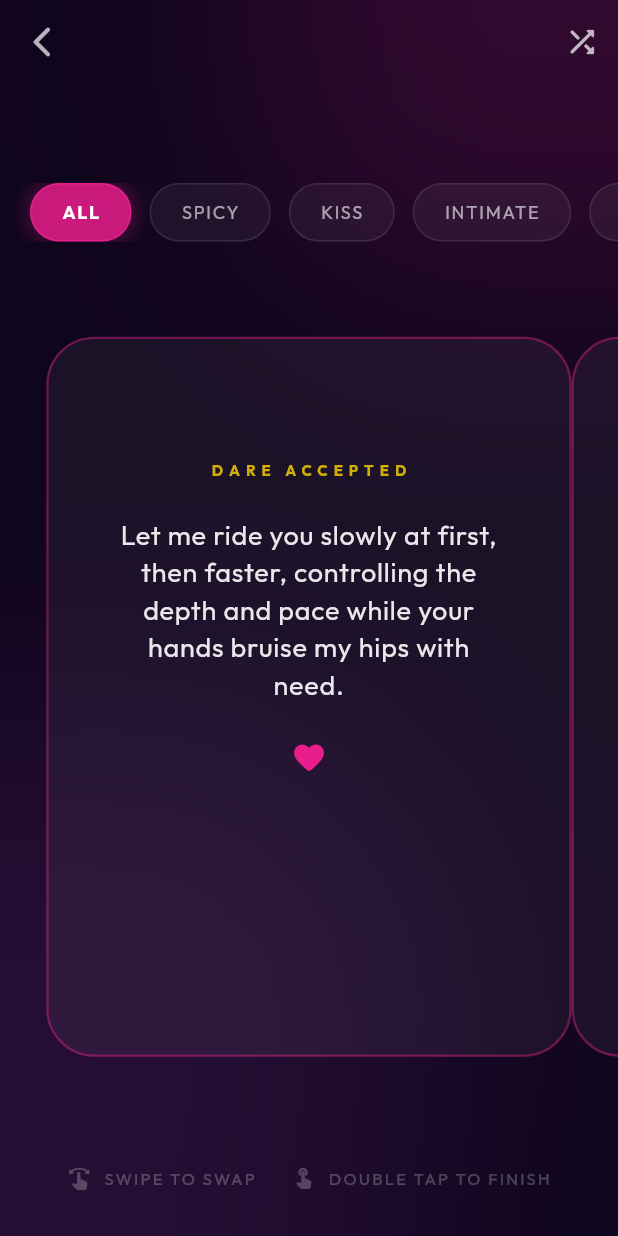
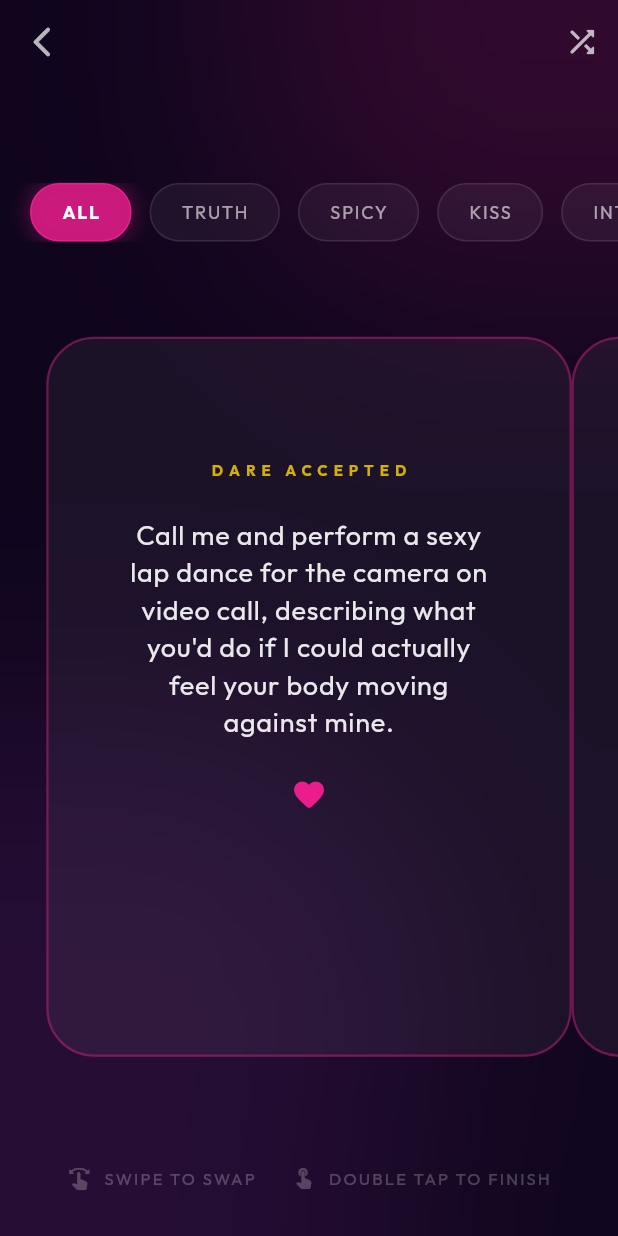
Before and after one commit to kalilinux78610-maker/just_us, a Flutter app: the TruthOrDareScreen screen opened by its route, on a phone screen of 412 x 824 dp. Run offline on Flutter 3.47's test engine with Material 3 defaults, Android fonts, the phone set to English and light mode, and no system bars; our stand-ins replace flutter_fortune_wheel, flutter_riverpod, go_router, google_fonts, hive_flutter, lottie; accounts and stored records are empty.

Commit message:
feat: Add Grok-generated Truth/Dare items and UI categories

```diff
--- a/lib/data/models/truth_or_dare_item.dart
+++ b/lib/data/models/truth_or_dare_item.dart
@@ -8,6 +8,8 @@ enum TodCategory {
   immersive,
   stickerDare,
   longDistance,
+  inPerson,
+  truth,
 }
 
 class TruthOrDareItem {
--- a/lib/data/repositories/translation_data.dart
+++ b/lib/data/repositories/translation_data.dart
@@ -10,9 +10,11 @@ class TranslationData {
       'double_tap_to_finish': 'DOUBLE TAP TO FINISH',
       'challenge_completed': 'Challenge completed! +10 Hearts 💕',
       'all': 'ALL',
+      'truth_category': 'TRUTH',
       'spicy': 'SPICY',
       'kiss': 'KISS',
       'intimate': 'INTIMATE',
+      'in_person': 'IN PERSON',
       'long_distance': 'ONLINE / LDR',
       'settings': 'Settings',
       'language': 'Language',
@@ -35,9 +37,11 @@ class TranslationData {
       'double_tap_to_finish': 'Khatam karne ke liye double tap',
       'challenge_completed': 'Challenge poora hua! +10 Hearts 💕',
       'all': 'SABHI',
+      'truth_category': 'TRUTH',
       'spicy': 'SPICY',
       'kiss': 'KISS',
       'intimate': 'INTIMATE',
+      'in_person': 'IN PERSON',
       'long_distance': 'ONLINE DARES',
       'settings': 'Settings',
       'language': 'Language',
--- a/lib/data/repositories/truth_or_dare_data.dart
+++ b/lib/data/repositories/truth_or_dare_data.dart
@@ -3710,5 +3710,247 @@ class TruthOrDareData {
       content: "Type out the exact sound you’d make if I started kissing my way down your stomach.",
       hindiContent: "Type karke batana ki agar main tumhare stomach ko kiss karna start karun, toh tum aawaz kaise nikaloge.",
     ),
+    TruthOrDareItem(
+      id: 'ldr_16',
+      category: TodCategory.longDistance,
+      content: "On our next video call, give me a slow, seductive striptease while maintaining eye contact and whispering what you'd do if I were there with you right now.",
+      hindiContent: "Agli video call pe mujhe slow aur seductive striptease dikhao, aankhon mein dekhte hue aur whisper karke batao ki agar main yahan hoti to kya karte...",
+    ),
+    TruthOrDareItem(
+      id: 'ldr_17',
+      category: TodCategory.longDistance,
+      content: "Send me a voice note describing in vivid detail exactly how you would kiss, touch, and tease every inch of my body if we were together tonight.",
+      hindiContent: "Mujhe voice note bhejo jisme vividly describe karo ki agar hum saath hote to mere body ke har inch ko kaise kiss, touch aur tease karte...",
+    ),
+    TruthOrDareItem(
+      id: 'ldr_18',
+      category: TodCategory.longDistance,
+      content: "During our phone call, touch yourself slowly while telling me your hottest fantasy involving me—don't stop until I say so.",
+      hindiContent: "Phone call pe dheere dheere khud ko touch karte hue mujhe apni sabse hot fantasy batao jo mere saath ho—jab tak main na kahu rukna mat...",
+    ),
+    TruthOrDareItem(
+      id: 'ldr_19',
+      category: TodCategory.longDistance,
+      content: "On video call, wear my favorite color lingerie (or closest thing) and give me a private fashion show, posing teasingly while describing how it feels against your skin.",
+      hindiContent: "Video call pe meri favorite color ki lingerie (ya closest) pehen ke private fashion show dikhao, teasing poses ke saath aur batao ki skin pe kaisa feel ho raha hai...",
+    ),
+    TruthOrDareItem(
+      id: 'ldr_20',
+      category: TodCategory.longDistance,
+      content: "Text me a steamy message as if you're drunk and confessing all the naughty things you've been wanting to do to me lately.",
+      hindiContent: "Mujhe ek steamy text bhejo jaise tu nashe mein ho aur confess kar raha ho ki lately mere saath kya kya naughty cheezein karna chahta hai...",
+    ),
+    TruthOrDareItem(
+      id: 'ldr_21',
+      category: TodCategory.longDistance,
+      content: "On our video call, make your best 'O' face and moan my name softly while imagining I'm the one causing it—hold it for at least 15 seconds.",
+      hindiContent: "Video call pe apna best 'O' face banao aur dheere se mera naam moan karo, imagine karte hue ki main hi wajah hoon—kam se kam 15 seconds tak hold karo...",
+    ),
+    TruthOrDareItem(
+      id: 'ldr_22',
+      category: TodCategory.longDistance,
+      content: "Send me a photo of you in your sexiest outfit (or nothing at all) with a caption describing one thing you'd let me do to you right now.",
+      hindiContent: "Apne sexiest outfit (ya kuch na pehen ke) ki photo bhejo with caption mein batao ki abhi main ek cheez tere saath kya karun jo tu allow karega...",
+    ),
+    TruthOrDareItem(
+      id: 'ldr_23',
+      category: TodCategory.longDistance,
+      content: "Call me and read aloud a short erotic story you write in 5 minutes about our next reunion, making it as detailed and spicy as possible.",
+      hindiContent: "Mujhe call karo aur 5 minute mein likhi hui short erotic story padh ke sunao hamare next reunion ki, jitni detailed aur spicy bana sako...",
+    ),
+    TruthOrDareItem(
+      id: 'ldr_24',
+      category: TodCategory.longDistance,
+      content: "On video call, slowly lick and suck your finger (or an ice cube) while looking straight at the camera and telling me where else you'd use your mouth on me.",
+      hindiContent: "Video call pe dheere se apni ungli (ya ice cube) ko lick aur suck karo camera mein dekhte hue aur batao ki mere body pe aur kahan mouth use karoge...",
+    ),
+    TruthOrDareItem(
+      id: 'ldr_25',
+      category: TodCategory.longDistance,
+      content: "Text me step-by-step instructions on how you'd give me a full-body massage that turns into something much hotter—include every teasing detail.",
+      hindiContent: "Mujhe text mein step-by-step batao ki mujhe full-body massage kaise doge jo dheere dheere bahut hotter ban jaye—har teasing detail include karo...",
+    ),
+    TruthOrDareItem(
+      id: 'ldr_26',
+      category: TodCategory.longDistance,
+      content: "On our next video call, slowly remove one piece of clothing at a time while describing in detail what you want me to do to that newly exposed part of your body.",
+      hindiContent: "Agli video call pe ek ek piece of clothing dheere se utaro aur har nayi exposed body part ke liye detail mein batao ki main uspe kya karun...",
+    ),
+    TruthOrDareItem(
+      id: 'ldr_27',
+      category: TodCategory.longDistance,
+      content: "Send me a 30-second voice note moaning my name mixed with dirty talk about the last time we were intimate, making it as realistic as possible.",
+      hindiContent: "Mujhe 30-second voice note bhejo jisme mera naam moan karte hue dirty talk karo hamari last intimacy ke baare mein, jitna realistic bana sako...",
+    ),
+    TruthOrDareItem(
+      id: 'ldr_28',
+      category: TodCategory.longDistance,
+      content: "During a phone call, guide me through touching myself exactly how you would if you were here—describe every stroke, pressure, and pace in detail.",
+      hindiContent: "Phone call pe mujhe guide karo ki khud ko exactly waise touch karun jaise tu yahan hota—har stroke, pressure aur pace ko detail mein describe kar...",
+    ),
+    TruthOrDareItem(
+      id: 'ldr_29',
+      category: TodCategory.longDistance,
+      content: "On video call, get on your knees, look up at the camera seductively and tell me exactly how you'd worship me if I was standing in front of you.",
+      hindiContent: "Video call pe ghutno pe baitho, camera mein upar seductive nazar se dekho aur batao ki agar main samne khadi hoti to mujhe kaise worship karte...",
+    ),
+    TruthOrDareItem(
+      id: 'ldr_30',
+      category: TodCategory.longDistance,
+      content: "Text me a fantasy scenario of us meeting after months apart—make it extremely detailed, starting from the airport hug turning into something wildly passionate.",
+      hindiContent: "Mujhe text mein fantasy scenario bhejo jisme months baad milte hain—bahut detailed banao, airport hug se shuru hokar wildly passionate tak jaaye...",
+    ),
+    TruthOrDareItem(
+      id: 'ldr_31',
+      category: TodCategory.longDistance,
+      content: "Call me and perform a sexy lap dance for the camera on video call, describing what you'd do if I could actually feel your body moving against mine.",
+      hindiContent: "Mujhe call karo aur video call pe camera ke liye sexy lap dance perform karo, batao ki agar main sach mein feel kar sakti to tumhara body mere against kya karta...",
+    ),
+    TruthOrDareItem(
+      id: 'ldr_32',
+      category: TodCategory.longDistance,
+      content: "Send me three progressively spicier photos of yourself, each with a teasing caption about what reward I'd get if I were there right now.",
+      hindiContent: "Mujhe teen progressively spicier photos bhejo, har ek ke saath teasing caption ki agar main abhi yahan hoti to kya reward milta...",
+    ),
+    TruthOrDareItem(
+      id: 'ldr_33',
+      category: TodCategory.longDistance,
+      content: "On our video call, use your hands to trace invisible patterns on your body while telling me where you'd want my lips and tongue instead.",
+      hindiContent: "Video call pe apne body pe haathon se invisible patterns trace karo aur batao ki wahan mere lips aur tongue ko kahan feel karna chahte ho...",
+    ),
+    TruthOrDareItem(
+      id: 'ldr_34',
+      category: TodCategory.longDistance,
+      content: "Write and send me a short, extremely filthy love letter as if you're desperate for me after weeks apart—read it aloud on our next call.",
+      hindiContent: "Weeks apart hone ke baad desperate hokar ek short aur extremely filthy love letter likh ke bhejo—agli call pe ise aloud padh ke sunao...",
+    ),
+    TruthOrDareItem(
+      id: 'ldr_35',
+      category: TodCategory.longDistance,
+      content: "During a late-night call, edge yourself while describing every sensation and how much better it would feel if it was my hand or mouth instead of yours.",
+      hindiContent: "Late-night call pe khud ko edge karte hue har sensation describe karo aur batao ki yeh kitna better feel hota agar meri hand ya mouth hoti teri jagah...",
+    ),
+    // --- IN PERSON DARES ---
+    TruthOrDareItem(
+      id: 'ip_01',
+      category: TodCategory.inPerson,
+      content: "Give your partner a slow, sensual massage starting from their neck down to their lower back, using only your hands and lips—no clothes allowed on the areas you're touching.",
+      hindiContent: "Apne partner ko neck se lower back tak slow aur sensual massage do, sirf haathon aur lips se—jahan touch kar rahe ho wahan clothes allowed nahi...",
+    ),
+    TruthOrDareItem(
+      id: 'ip_02',
+      category: TodCategory.inPerson,
+      content: "Perform a seductive striptease for your partner, removing one piece of clothing at a time while maintaining eye contact and whispering what you'll do next.",
+      hindiContent: "Apne partner ke liye seductive striptease perform karo, ek ek piece clothing utarte hue aankhon mein dekhte hue aur whisper karke batao agla kya karoge...",
+    ),
+    TruthOrDareItem(
+      id: 'ip_03',
+      category: TodCategory.inPerson,
+      content: "Kiss your partner from their lips, slowly moving down their neck, chest, stomach, and stop just above the waistband—tease them for at least 2 minutes.",
+      hindiContent: "Apne partner ke lips se shuru karke neck, chest, stomach tak dheere se kiss karo aur waistband ke just upar ruk jao—kam se kam 2 minutes tak tease karo...",
+    ),
+    TruthOrDareItem(
+      id: 'ip_04',
+      category: TodCategory.inPerson,
+      content: "Let your partner blindfold you and then use their mouth and hands to explore any part of your body they want for 5 full minutes.",
+      hindiContent: "Apne partner ko blindfold karne do aur phir unke muh aur haathon se apne body ke kisi bhi hisse ko 5 full minutes tak explore karne do...",
+    ),
+    TruthOrDareItem(
+      id: 'ip_05',
+      category: TodCategory.inPerson,
+      content: "Give your partner a lap dance for 3 minutes, sitting them on a chair and making sure every movement is slow, grinding, and teasing.",
+      hindiContent: "Apne partner ko 3 minutes ka lap dance do, unhe chair pe baithao aur har movement slow, grinding aur teasing ho...",
+    ),
+    TruthOrDareItem(
+      id: 'ip_06',
+      category: TodCategory.inPerson,
+      content: "Take off your partner's shirt using only your teeth—no hands allowed. Then kiss every inch of their exposed chest and shoulders.",
+      hindiContent: "Apne partner ki shirt sirf daanton se utaro—haath allowed nahi. Phir unke exposed chest aur shoulders ke har inch ko kiss karo...",
+    ),
+    TruthOrDareItem(
+      id: 'ip_07',
+      category: TodCategory.inPerson,
+      content: "Lie down and let your partner straddle you while they trace their fingers and lips all over your body, but you are not allowed to touch them back.",
+      hindiContent: "Let down let jao aur partner ko straddle karne do jab woh apne fingers aur lips se tumhare body pe trace karein, lekin tum unhe touch nahi kar sakte...",
+    ),
+    TruthOrDareItem(
+      id: 'ip_08',
+      category: TodCategory.inPerson,
+      content: "Whisper the dirtiest thing you want to do to your partner right now in their ear, then immediately do a small preview of it.",
+      hindiContent: "Apne partner ke kaan mein whisper karo ki abhi unke saath sabse dirty cheez kya karna chahte ho, phir turant uska chhota preview do...",
+    ),
+    TruthOrDareItem(
+      id: 'ip_09',
+      category: TodCategory.inPerson,
+      content: "Feed your partner chocolate, strawberries, or ice cream using only your mouth—make it as sensual and messy as possible for 2 minutes.",
+      hindiContent: "Apne partner ko chocolate, strawberries ya ice cream sirf apne muh se feed karo—jitna sensual aur messy bana sako 2 minutes tak...",
+    ),
+    TruthOrDareItem(
+      id: 'ip_10',
+      category: TodCategory.inPerson,
+      content: "Give your partner 10 slow, passionate kisses on different parts of their body, describing exactly why you love that spot each time.",
+      hindiContent: "Apne partner ke body ke alag alag hisson pe 10 slow aur passionate kisses do, har baar detail mein batao ki us spot ko kyun love karte ho...",
+    ),
+    // --- TRUTH QUESTIONS ---
+    TruthOrDareItem(
+      id: 'truth_01',
+      category: TodCategory.truth,
+      content: "What's the hottest dream or fantasy you've ever had about me or us as a couple?",
+      hindiContent: "Mere baare mein ya hum couple ke baare mein sabse hot dream ya fantasy kya thi jo tune kabhi dekhi?",
+    ),
+    TruthOrDareItem(
+      id: 'truth_02',
+      category: TodCategory.truth,
+      content: "Describe in detail the first time you felt really turned on by me—what exactly was happening and what made you feel that way?",
+      hindiContent: "Detail mein batao pehli baar jab mujhse sach mein turned on feel kiya—exactly kya ho raha tha aur kya wajah thi?",
+    ),
+    TruthOrDareItem(
+      id: 'truth_03',
+      category: TodCategory.truth,
+      content: "What's one thing I've done in bed (or during intimacy) that you absolutely loved and want me to do more often?",
+      hindiContent: "Bed mein ya intimacy ke dauran maine ek cheez kya ki jo tumhe bahut pasand aayi aur tum chahte ho main ise aur zyada karun?",
+    ),
+    TruthOrDareItem(
+      id: 'truth_04',
+      category: TodCategory.truth,
+      content: "If we could try any new spicy thing together right now with no judgment, what would you want us to do?",
+      hindiContent: "Agar hum abhi koi naya spicy cheez bina kisi judgment ke try kar sakein to tum kya karna chahte ho?",
+    ),
+    TruthOrDareItem(
+      id: 'truth_05',
+      category: TodCategory.truth,
+      content: "What's your favorite part of my body and why? Be as detailed and honest as possible.",
+      hindiContent: "Mere body ka sabse favorite part kaunsa hai aur kyun? Jitna detail aur honest ho sako batao.",
+    ),
+    TruthOrDareItem(
+      id: 'truth_06',
+      category: TodCategory.truth,
+      content: "Have you ever touched yourself while thinking about me? When was the last time and what exactly were you imagining?",
+      hindiContent: "Kya tune kabhi mujhe soch kar khud ko touch kiya hai? Last time kab tha aur exactly kya imagine kar rahe the?",
+    ),
+    TruthOrDareItem(
+      id: 'truth_07',
+      category: TodCategory.truth,
+      content: "What's the most adventurous or risky place you've fantasized about being intimate with me?",
+      hindiContent: "Sabse adventurous ya risky jagah kya hai jahan tune mujhse intimate hone ka fantasy kiya hai?",
+    ),
+    TruthOrDareItem(
+      id: 'truth_08',
+      category: TodCategory.truth,
+      content: "Describe your ideal perfect night of passion with me—from start to finish, no holding back on details.",
+      hindiContent: "Mere saath apni ideal perfect night of passion describe karo—shuru se end tak, details mein kuch bhi hold mat karna.",
+    ),
+    TruthOrDareItem(
+      id: 'truth_09',
+      category: TodCategory.truth,
+      content: "What's one secret turn-on or kink you have that you've never told me about before?",
+      hindiContent: "Ek secret turn-on ya kink kya hai jo tune mujhe pehle kabhi nahi bataya?",
+    ),
+    TruthOrDareItem(
+      id: 'truth_10',
+      category: TodCategory.truth,
+      content: "If you could relive one intimate moment we've shared, which one would it be and what made it so memorable?",
+      hindiContent: "Agar humari kisi intimate moment ko relive kar sako to kaunsa hoga aur kya usse itna memorable banaya?",
+    ),
   ];
 }
--- a/lib/features/truth_or_dare/truth_or_dare_screen.dart
+++ b/lib/features/truth_or_dare/truth_or_dare_screen.dart
@@ -40,6 +40,8 @@ class _TruthOrDareScreenState extends ConsumerState<TruthOrDareScreen> {
               i.category == TodCategory.kissing ||
               i.category == TodCategory.intimate ||
               i.category == TodCategory.immersive ||
+              i.category == TodCategory.truth ||
+              i.category == TodCategory.inPerson ||
               i.category == TodCategory.longDistance;
         }
         return i.category == _selectedCategory;
@@ -117,6 +119,11 @@ class _TruthOrDareScreenState extends ConsumerState<TruthOrDareScreen> {
                     onTap: () => _switchCategory(null),
                   ),
                   _CategoryChip(
+                    label: TranslationData.translate('truth_category', lang),
+                    isSelected: _selectedCategory == TodCategory.truth,
+                    onTap: () => _switchCategory(TodCategory.truth),
+                  ),
+                  _CategoryChip(
                     label: TranslationData.translate('spicy', lang),
                     isSelected: _selectedCategory == TodCategory.spicyDare,
                     onTap: () => _switchCategory(TodCategory.spicyDare),
@@ -145,6 +152,11 @@ class _TruthOrDareScreenState extends ConsumerState<TruthOrDareScreen> {
                     label: TranslationData.translate('long_distance', lang),
                     isSelected: _selectedCategory == TodCategory.longDistance,
                     onTap: () => _switchCategory(TodCategory.longDistance),
+                  ),
+                  _CategoryChip(
+                    label: TranslationData.translate('in_person', lang),
+                    isSelected: _selectedCategory == TodCategory.inPerson,
+                    onTap: () => _switchCategory(TodCategory.inPerson),
                   ),
                 ],
               ),
```
